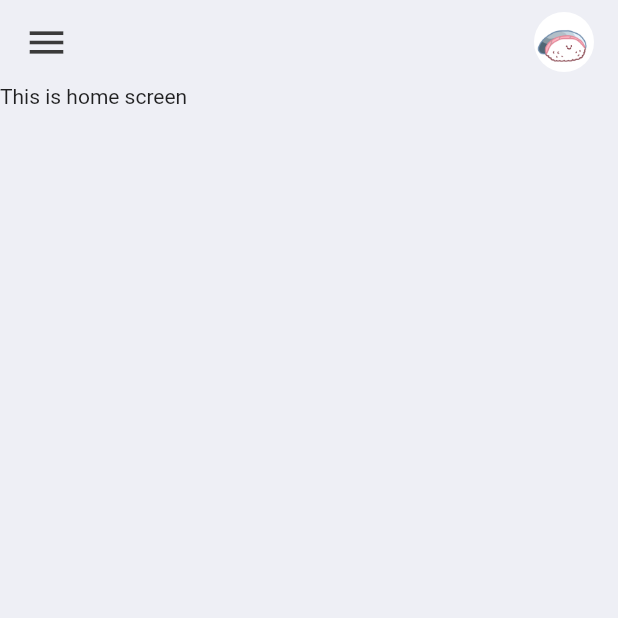
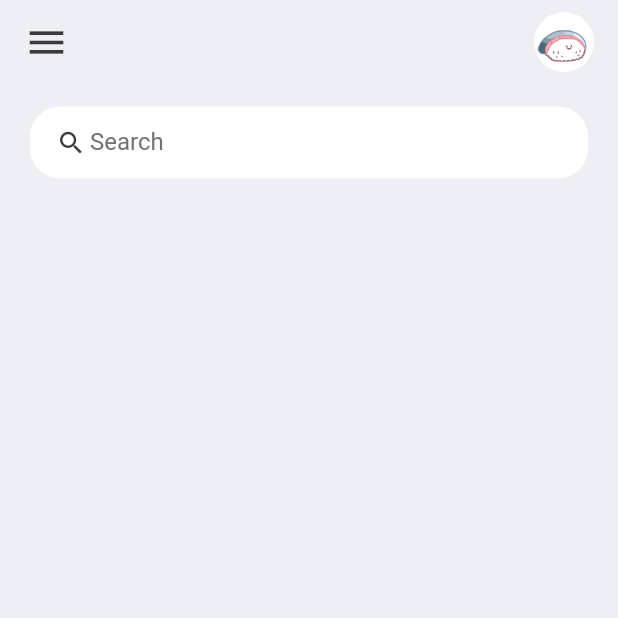
Before and after one commit to sa8a/todo_app, a Flutter app: the screen it shows after launch, on a phone screen of 412 x 824 dp, the top half of it. Run offline on Flutter 3.47's test engine with Material 2 defaults, Android fonts, the phone set to English and light mode, and no system bars.

Commit message:
Custom SearchBox 作成

```diff
--- a/lib/main.dart
+++ b/lib/main.dart
@@ -1,8 +1,10 @@
 import 'package:flutter/material.dart';
 import 'package:flutter/services.dart';
 import 'package:todo_app/screens/home.dart';
+import 'package:flutter/rendering.dart';
 
 void main() {
+  debugPaintSizeEnabled = true;
   runApp(const MyApp());
 }
 
@@ -11,7 +13,7 @@ class MyApp extends StatelessWidget {
 
   @override
   Widget build(BuildContext context) {
-    //
+    // 上部ステータスバーの色を変更
     SystemChrome.setSystemUIOverlayStyle(
         const SystemUiOverlayStyle(statusBarColor: Colors.transparent));
     return MaterialApp(
--- a/lib/screens/home.dart
+++ b/lib/screens/home.dart
@@ -10,7 +10,42 @@ class Home extends StatelessWidget {
       backgroundColor: tdBGColor,
       appBar: _buildAppBar(),
       body: Container(
-        child: const Text('This is home screen'),
+        padding: const EdgeInsets.symmetric(
+          horizontal: 20,
+          vertical: 15,
+        ),
+        child: Column(
+          children: [
+            searchBox(),
+          ],
+        ),
+      ),
+    );
+  }
+
+  Widget searchBox() {
+    return Container(
+      padding: const EdgeInsets.symmetric(horizontal: 15),
+      decoration: BoxDecoration(
+        color: Colors.white,
+        borderRadius: BorderRadius.circular(20),
+      ),
+      child: const TextField(
+        decoration: InputDecoration(
+          contentPadding: EdgeInsets.all(0),
+          prefixIcon: Icon(
+            Icons.search,
+            color: tdBlack,
+            size: 20,
+          ),
+          prefixIconConstraints: BoxConstraints(
+            maxHeight: 20,
+            minWidth: 25,
+          ),
+          border: InputBorder.none,
+          hintText: 'Search',
+          hintStyle: TextStyle(color: tdGrey),
+        ),
       ),
     );
   }
```
